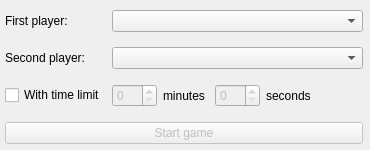
The window that uiFiles/NewGameDialogUi.ui (aedobrynin/smallChess) describes before a commit, drawn with Qt 5.
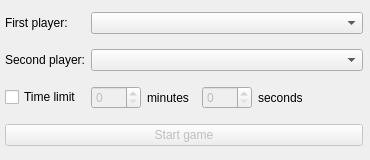
The same window after the commit. Icons and pictures are not drawn.

The edit to the form file:
```diff
--- a/uiFiles/NewGameDialogUi.ui
+++ b/uiFiles/NewGameDialogUi.ui
@@ -10,7 +10,7 @@
     <x>0</x>
     <y>0</y>
     <width>370</width>
-    <height>150</height>
+    <height>160</height>
    </rect>
   </property>
   <property name="sizePolicy">
@@ -22,13 +22,13 @@
   <property name="minimumSize">
    <size>
     <width>370</width>
-    <height>150</height>
+    <height>160</height>
    </size>
   </property>
   <property name="maximumSize">
    <size>
     <width>370</width>
-    <height>150</height>
+    <height>160</height>
    </size>
   </property>
   <property name="windowTitle">
@@ -42,7 +42,7 @@
    <property name="geometry">
     <rect>
      <x>5</x>
-     <y>1</y>
+     <y>3</y>
      <width>358</width>
      <height>153</height>
     </rect>
@@ -122,7 +122,7 @@
     <item row="2" column="0">
      <widget class="QCheckBox" name="timeLimitCBox">
       <property name="text">
-       <string>With time limit</string>
+       <string>Time limit</string>
       </property>
      </widget>
     </item>
```
